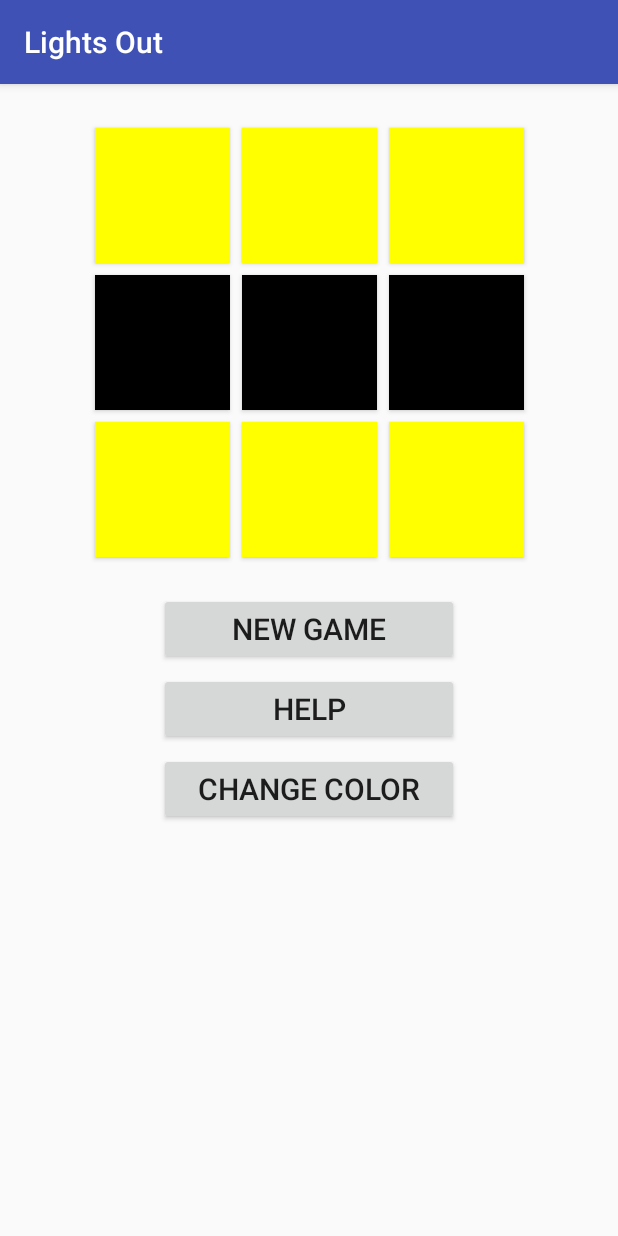
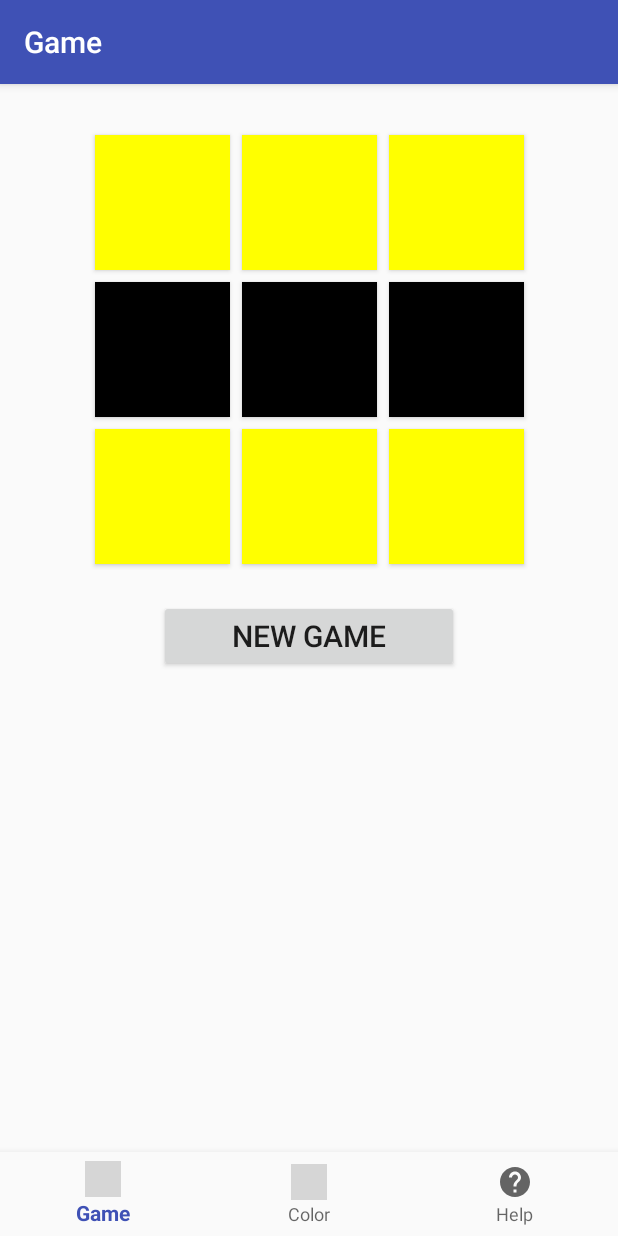
Before and after one commit to toriliford/LightsOutApp, an Android app: the screen it shows after launch (MainActivity), on a phone screen of 412 x 824 dp. Run offline under Robolectric (Android 15) with nearby library versions, the phone set to English and light mode, and no system bars; our stand-ins replace navigation-ui; grey boxes are pictures that could not be loaded.

Commit message:
In-Class Commit- nav bar added

```diff
--- a/app/build.gradle
+++ b/app/build.gradle
@@ -33,6 +33,8 @@ dependencies {
     implementation 'androidx.appcompat:appcompat:1.6.1'
     implementation 'com.google.android.material:material:1.8.0'
     implementation 'androidx.constraintlayout:constraintlayout:2.1.4'
+    implementation 'androidx.navigation:navigation-fragment:2.3.5' //added from book example
+    implementation 'androidx.navigation:navigation-ui:2.3.5'        //added from book example
     testImplementation 'junit:junit:4.13.2'
     androidTestImplementation 'androidx.test.ext:junit:1.1.5'
     androidTestImplementation 'androidx.test.espresso:espresso-core:3.5.1'
--- a/app/src/main/AndroidManifest.xml
+++ b/app/src/main/AndroidManifest.xml
@@ -11,6 +11,9 @@
         android:supportsRtl="true"
         android:theme="@style/Theme.LightsOut"
         tools:targetApi="31">
+        <activity
+            android:name=".GameFragment"
+            android:exported="false" />
         <activity
             android:name=".ColorActivity"
             android:exported="false" />
--- /dev/null
+++ b/app/src/main/java/com/example/lightsoutapp/GameFragment.java
@@ -0,0 +1,105 @@
+package com.example.lightsoutapp;
+
+import android.content.Context;
+import android.content.SharedPreferences;
+import android.os.Bundle;
+import android.view.LayoutInflater;
+import android.view.View;
+import android.view.ViewGroup;
+import android.widget.Button;
+import android.widget.GridLayout;
+import android.widget.RadioButton;
+import android.widget.RadioGroup;
+import android.widget.Toast;
+
+import androidx.annotation.NonNull;
+import androidx.core.content.ContextCompat;
+import androidx.fragment.app.Fragment;
+
+public class GameFragment extends Fragment {
+
+    private final String GAME_STATE = "gameState";
+    private LightsOutGame mGame;
+    private GridLayout mLightGrid;
+    private int mLightOnColor;
+    private int mLightOffColor;
+
+    public View onCreateView(@NonNull LayoutInflater inflater,
+                             ViewGroup container, Bundle savedInstanceState) {
+        View parentView = inflater.inflate(R.layout.activity_game_fragment, container, false);
+
+        // Add the same click handler to all grid buttons
+        mLightGrid = parentView.findViewById(R.id.light_grid);
+        for (int i = 0; i < mLightGrid.getChildCount(); i++) {
+            Button gridButton = (Button) mLightGrid.getChildAt(i);
+            gridButton.setOnClickListener(this::onLightButtonClick);
+        }
+
+        Button newGameBtn = parentView.findViewById(R.id.new_game_button);
+        newGameBtn.setOnClickListener(v -> startGame());
+
+        // Load preferred "on" button color
+        SharedPreferences sharedPref = this.requireActivity().getPreferences(Context.MODE_PRIVATE);
+        int onColorId = sharedPref.getInt("color", R.color.yellow);
+
+        mLightOnColor = ContextCompat.getColor(this.requireActivity(), onColorId);
+        mLightOffColor = ContextCompat.getColor(this.requireActivity(), R.color.black);
+
+        mGame = new LightsOutGame();
+
+        if (savedInstanceState == null) {
+            startGame();
+        }
+        else {
+            String gameState = savedInstanceState.getString(GAME_STATE);
+            mGame.setState(gameState);
+            setButtonColors();
+        }
+
+        return parentView;
+    }
+
+    @Override
+    public void onSaveInstanceState(@NonNull Bundle outState) {
+        super.onSaveInstanceState(outState);
+        outState.putString(GAME_STATE, mGame.getState());
+    }
+
+    private void startGame() {
+        mGame.newGame();
+        setButtonColors();
+    }
+
+    private void onLightButtonClick(View view) {
+
+        // Find the button's row and col
+        int buttonIndex = mLightGrid.indexOfChild(view);
+        int row = buttonIndex / LightsOutGame.GRID_SIZE;
+        int col = buttonIndex % LightsOutGame.GRID_SIZE;
+
+        mGame.selectLight(row, col);
+        setButtonColors();
+
+        // Congratulate the user if the game is over
+        if (mGame.isGameOver()) {
+            Toast.makeText(this.requireActivity(), R.string.congrats, Toast.LENGTH_SHORT).show();
+        }
+    }
+
+    private void setButtonColors() {
+
+        for (int buttonIndex = 0; buttonIndex < mLightGrid.getChildCount(); buttonIndex++) {
+            Button gridButton = (Button) mLightGrid.getChildAt(buttonIndex);
+
+            // Find the button's row and col
+            int row = buttonIndex / LightsOutGame.GRID_SIZE;
+            int col = buttonIndex % LightsOutGame.GRID_SIZE;
+
+            if (mGame.isLightOn(row, col)) {
+                gridButton.setBackgroundColor(mLightOnColor);
+            } else {
+                gridButton.setBackgroundColor(mLightOffColor);
+            }
+        }
+    }
+}
--- a/app/src/main/java/com/example/lightsoutapp/LightsOutGame.java
+++ b/app/src/main/java/com/example/lightsoutapp/LightsOutGame.java
@@ -76,5 +76,4 @@ public class LightsOutGame {
             }
         }
     }
-
 }
--- a/app/src/main/java/com/example/lightsoutapp/MainActivity.java
+++ b/app/src/main/java/com/example/lightsoutapp/MainActivity.java
@@ -7,6 +7,10 @@ import androidx.activity.result.contract.ActivityResultContracts;
 import androidx.annotation.NonNull;
 import androidx.appcompat.app.AppCompatActivity;
 import androidx.core.content.ContextCompat;
+import androidx.navigation.NavController;
+import androidx.navigation.fragment.NavHostFragment;
+import androidx.navigation.ui.AppBarConfiguration;
+import androidx.navigation.ui.NavigationUI;
 
 import android.app.Activity;
 import android.content.Intent;
@@ -16,118 +20,132 @@ import android.widget.Button;
 import android.widget.GridLayout;
 import android.widget.Toast;
 
+import com.google.android.material.bottomnavigation.BottomNavigationView;
+
 public class MainActivity extends AppCompatActivity {
-
-    private LightsOutGame mGame;
-    private GridLayout mLightGrid;
-    private int mLightOnColor;
-    private int mLightOffColor;
-
-    private int mLightOnColorId;
-
-    private final String GAME_STATE = "gameState";
-
     @Override
     protected void onCreate(Bundle savedInstanceState) {
         super.onCreate(savedInstanceState);
         setContentView(R.layout.activity_main);
 
-        mLightOnColorId = R.color.yellow;
-        mLightGrid = findViewById(R.id.light_grid);
+        BottomNavigationView navView = findViewById(R.id.nav_view);
+        NavHostFragment navHostFragment = (NavHostFragment) getSupportFragmentManager()
+                .findFragmentById(R.id.nav_host_fragment);
 
-        // Add the same click handler to all grid buttons
-        for (int buttonIndex = 0; buttonIndex < mLightGrid.getChildCount(); buttonIndex++) {
-            Button gridButton = (Button) mLightGrid.getChildAt(buttonIndex);
-            gridButton.setOnClickListener(this::onLightButtonClick);
-        }
+        if (navHostFragment != null) {
+            NavController navController = navHostFragment.getNavController();
 
-        mLightOnColor = ContextCompat.getColor(this, R.color.yellow);
-        mLightOffColor = ContextCompat.getColor(this, R.color.black);
+            AppBarConfiguration appBarConfig = new AppBarConfiguration.Builder(
+                    R.id.navigation_game, R.id.navigation_color, R.id.navigation_help)
+                    .build();
 
-        mGame = new LightsOutGame();
-
-        if(savedInstanceState == null) {
-            startGame();
-        }
-        else{
-            String gameState = savedInstanceState.getString(GAME_STATE);
-            mGame.setState(gameState);
-            setButtonColors();
+            NavigationUI.setupActionBarWithNavController(this, navController, appBarConfig);
+            NavigationUI.setupWithNavController(navView, navController);
         }
     }
 
-    @Override
-    protected void onSaveInstanceState(@NonNull Bundle outState){
-        super.onSaveInstanceState(outState);
-        outState.putString(GAME_STATE, mGame.getState());
-    }
-    private void startGame() {
-        mGame.newGame();
-        setButtonColors();
-    }
 
-    private void onLightButtonClick(View view) {
-
-        // Find the button's row and col
-        int buttonIndex = mLightGrid.indexOfChild(view);
-        int row = buttonIndex / LightsOutGame.GRID_SIZE;
-        int col = buttonIndex % LightsOutGame.GRID_SIZE;
-
-        mGame.selectLight(row, col);
-        setButtonColors();
-
-        // Congratulate the user if the game is over
-        if (mGame.isGameOver()) {
-            Toast.makeText(this, R.string.congrats, Toast.LENGTH_SHORT).show();
-        }
-    }
-
-    private void setButtonColors() {
-
-        for (int buttonIndex = 0; buttonIndex < mLightGrid.getChildCount(); buttonIndex++) {
-            Button gridButton = (Button) mLightGrid.getChildAt(buttonIndex);
-
-            // Find the button's row and col
-            int row = buttonIndex / LightsOutGame.GRID_SIZE;
-            int col = buttonIndex % LightsOutGame.GRID_SIZE;
-
-            if (mGame.isLightOn(row, col)) {
-                gridButton.setBackgroundColor(mLightOnColor);
-            } else {
-                gridButton.setBackgroundColor(mLightOffColor);
-            }
-        }
-    }
-
-    public void onNewGameClick(View view) {
-        startGame();
-    }
-
-    public void onHelpClick(View view) {
-        Intent intent = new Intent(this, HelpActivity.class);
-        startActivity(intent);
-    }
-
-    public void onChangeColorClick(View view) {
-        //send current color id to colorActivity
-        Intent intent = new Intent(this, ColorActivity.class);
-        intent.putExtra(ColorActivity.EXTRA_COLOR, mLightOnColorId);
-        mColorResultLauncher.launch(intent);
-    }
-
-    ActivityResultLauncher<Intent> mColorResultLauncher = registerForActivityResult(
-            new ActivityResultContracts.StartActivityForResult(),
-            new ActivityResultCallback<ActivityResult>() {
-                @Override
-                public void onActivityResult(ActivityResult result) {
-                    if (result.getResultCode() == Activity.RESULT_OK) {
-                        Intent data = result.getData();
-                        if (data != null) {
-                            mLightOnColorId = data.getIntExtra(ColorActivity.EXTRA_COLOR, R.color.yellow);
-                            mLightOnColor = ContextCompat.getColor(MainActivity.this, mLightOnColorId);
-                            setButtonColors();
-                        }
-                    }
-                }
-            });
+//    @Override
+//    protected void onCreate(Bundle savedInstanceState) {
+//        super.onCreate(savedInstanceState);
+//        setContentView(R.layout.activity_main);
+//
+//        mLightOnColorId = R.color.yellow;
+//        mLightGrid = findViewById(R.id.light_grid);
+//
+//        // Add the same click handler to all grid buttons
+//        for (int buttonIndex = 0; buttonIndex < mLightGrid.getChildCount(); buttonIndex++) {
+//            Button gridButton = (Button) mLightGrid.getChildAt(buttonIndex);
+//            gridButton.setOnClickListener(this::onLightButtonClick);
+//        }
+//
+//        mLightOnColor = ContextCompat.getColor(this, R.color.yellow);
+//        mLightOffColor = ContextCompat.getColor(this, R.color.black);
+//
+//        mGame = new LightsOutGame();
+//
+//        if(savedInstanceState == null) {
+//            startGame();
+//        }
+//        else{
+//            String gameState = savedInstanceState.getString(GAME_STATE);
+//            mGame.setState(gameState);
+//            setButtonColors();
+//        }
+//    }
+//
+//    @Override
+//    protected void onSaveInstanceState(@NonNull Bundle outState){
+//        super.onSaveInstanceState(outState);
+//        outState.putString(GAME_STATE, mGame.getState());
+//    }
+//    private void startGame() {
+//        mGame.newGame();
+//        setButtonColors();
+//    }
+//
+//    private void onLightButtonClick(View view) {
+//
+//        // Find the button's row and col
+//        int buttonIndex = mLightGrid.indexOfChild(view);
+//        int row = buttonIndex / LightsOutGame.GRID_SIZE;
+//        int col = buttonIndex % LightsOutGame.GRID_SIZE;
+//
+//        mGame.selectLight(row, col);
+//        setButtonColors();
+//
+//        // Congratulate the user if the game is over
+//        if (mGame.isGameOver()) {
+//            Toast.makeText(this, R.string.congrats, Toast.LENGTH_SHORT).show();
+//        }
+//    }
+//
+//    private void setButtonColors() {
+//
+//        for (int buttonIndex = 0; buttonIndex < mLightGrid.getChildCount(); buttonIndex++) {
+//            Button gridButton = (Button) mLightGrid.getChildAt(buttonIndex);
+//
+//            // Find the button's row and col
+//            int row = buttonIndex / LightsOutGame.GRID_SIZE;
+//            int col = buttonIndex % LightsOutGame.GRID_SIZE;
+//
+//            if (mGame.isLightOn(row, col)) {
+//                gridButton.setBackgroundColor(mLightOnColor);
+//            } else {
+//                gridButton.setBackgroundColor(mLightOffColor);
+//            }
+//        }
+//    }
+//
+//    public void onNewGameClick(View view) {
+//        startGame();
+//    }
+//
+//    public void onHelpClick(View view) {
+//        Intent intent = new Intent(this, HelpActivity.class);
+//        startActivity(intent);
+//    }
+//
+//    public void onChangeColorClick(View view) {
+//        //send current color id to colorActivity
+//        Intent intent = new Intent(this, ColorActivity.class);
+//        intent.putExtra(ColorActivity.EXTRA_COLOR, mLightOnColorId);
+//        mColorResultLauncher.launch(intent);
+//    }
+//
+//    ActivityResultLauncher<Intent> mColorResultLauncher = registerForActivityResult(
+//            new ActivityResultContracts.StartActivityForResult(),
+//            new ActivityResultCallback<ActivityResult>() {
+//                @Override
+//                public void onActivityResult(ActivityResult result) {
+//                    if (result.getResultCode() == Activity.RESULT_OK) {
+//                        Intent data = result.getData();
+//                        if (data != null) {
+//                            mLightOnColorId = data.getIntExtra(ColorActivity.EXTRA_COLOR, R.color.yellow);
+//                            mLightOnColor = ContextCompat.getColor(MainActivity.this, mLightOnColorId);
+//                            setButtonColors();
+//                        }
+//                    }
+//                }
+//            });
 }
--- /dev/null
+++ b/app/src/main/res/drawable/help_icon.xml
@@ -0,0 +1,5 @@
+<vector android:autoMirrored="true" android:height="24dp"
+    android:tint="#000000" android:viewportHeight="24"
+    android:viewportWidth="24" android:width="24dp" xmlns:android="http://schemas.android.com/apk/res/android">
+    <path android:fillColor="@android:color/white" android:pathData="M12,2C6.48,2 2,6.48 2,12s4.48,10 10,10 10,-4.48 10,-10S17.52,2 12,2zM13,19h-2v-2h2v2zM15.07,11.25l-0.9,0.92C13.45,12.9 13,13.5 13,15h-2v-0.5c0,-1.1 0.45,-2.1 1.17,-2.83l1.24,-1.26c0.37,-0.36 0.59,-0.86 0.59,-1.41 0,-1.1 -0.9,-2 -2,-2s-2,0.9 -2,2L8,9c0,-2.21 1.79,-4 4,-4s4,1.79 4,4c0,0.88 -0.36,1.68 -0.93,2.25z"/>
+</vector>
--- /dev/null
+++ b/app/src/main/res/layout/activity_game_fragment.xml
@@ -0,0 +1,42 @@
+<?xml version="1.0" encoding="utf-8"?>
+<androidx.constraintlayout.widget.ConstraintLayout
+    xmlns:android="http://schemas.android.com/apk/res/android"
+    xmlns:app="http://schemas.android.com/apk/res-auto"
+    xmlns:tools="http://schemas.android.com/tools"
+    android:layout_width="match_parent"
+    android:layout_height="match_parent"
+    tools:context="com.example.lightsoutapp.MainActivity">
+
+    <GridLayout
+        android:id="@+id/light_grid"
+        android:layout_width="wrap_content"
+        android:layout_height="wrap_content"
+        android:useDefaultMargins="true"
+        android:layout_marginTop="30dp"
+        android:columnCount="3"
+        android:rowCount="3"
+        app:layout_constraintLeft_toLeftOf="parent"
+        app:layout_constraintRight_toRightOf="parent"
+        app:layout_constraintTop_toTopOf="parent">
+
+        <Button style="@style/LightButton" />
+        <Button style="@style/LightButton" />
+        <Button style="@style/LightButton" />
+        <Button style="@style/LightButton" />
+        <Button style="@style/LightButton" />
+        <Button style="@style/LightButton" />
+        <Button style="@style/LightButton" />
+        <Button style="@style/LightButton" />
+        <Button style="@style/LightButton" />
+    </GridLayout>
+
+    <Button
+        android:id="@+id/new_game_button"
+        style="@style/GameOptionButton"
+        android:layout_marginTop="20dp"
+        android:text="@string/new_game"
+        app:layout_constraintLeft_toLeftOf="parent"
+        app:layout_constraintRight_toRightOf="parent"
+        app:layout_constraintTop_toBottomOf="@id/light_grid" />
+
+</androidx.constraintlayout.widget.ConstraintLayout>
--- a/app/src/main/res/layout/activity_main.xml
+++ b/app/src/main/res/layout/activity_main.xml
@@ -2,61 +2,32 @@
 <androidx.constraintlayout.widget.ConstraintLayout
     xmlns:android="http://schemas.android.com/apk/res/android"
     xmlns:app="http://schemas.android.com/apk/res-auto"
-    xmlns:tools="http://schemas.android.com/tools"
+    android:id="@+id/container"
     android:layout_width="match_parent"
     android:layout_height="match_parent"
-    tools:context=".MainActivity">
+    >
 
-    <GridLayout
-        android:id="@+id/light_grid"
-        android:layout_width="wrap_content"
-        android:layout_height="wrap_content"
-        android:useDefaultMargins="true"
-        android:columnCount="3"
-        android:rowCount="3"
-        android:layout_margin="25dp"
+    <androidx.fragment.app.FragmentContainerView
+        android:id="@+id/nav_host_fragment"
+        android:name="androidx.navigation.fragment.NavHostFragment"
+        android:layout_width="0dp"
+        android:layout_height="0dp"
+        app:layout_constraintBottom_toTopOf="@id/nav_view"
         app:layout_constraintLeft_toLeftOf="parent"
         app:layout_constraintRight_toRightOf="parent"
-        app:layout_constraintTop_toTopOf="parent" >
+        app:layout_constraintTop_toTopOf="parent"
+        app:navGraph="@navigation/nav_graph"/>
 
-        <Button style="@style/LightButton" />
-        <Button style="@style/LightButton" />
-        <Button style="@style/LightButton" />
-        <Button style="@style/LightButton" />
-        <Button style="@style/LightButton" />
-        <Button style="@style/LightButton" />
-        <Button style="@style/LightButton" />
-        <Button style="@style/LightButton" />
-        <Button style="@style/LightButton" />
-    </GridLayout>
-
-    <Button
-        android:id="@+id/new_game_button"
-        style="@style/GameOptionButton"
-        android:layout_marginTop="20dp"
-        android:text="@string/new_game"
-        android:onClick="onNewGameClick"
+    <com.google.android.material.bottomnavigation.BottomNavigationView
+        android:id="@+id/nav_view"
+        android:layout_width="match_parent"
+        android:layout_height="wrap_content"
+        android:layout_marginStart="0dp"
+        android:layout_marginEnd="0dp"
+        android:background="?android:attr/windowBackground"
+        app:layout_constraintBottom_toBottomOf="parent"
         app:layout_constraintLeft_toLeftOf="parent"
         app:layout_constraintRight_toRightOf="parent"
-        app:layout_constraintTop_toBottomOf="@id/light_grid" />
-
-    <Button
-        android:id="@+id/help_button"
-        style="@style/GameOptionButton"
-        android:text="@string/help_button"
-        android:onClick="onHelpClick"
-        app:layout_constraintLeft_toLeftOf="@id/new_game_button"
-        app:layout_constraintRight_toRightOf="@id/new_game_button"
-        app:layout_constraintTop_toBottomOf="@id/new_game_button" />
-
-    <Button
-        android:id="@+id/change_color_button"
-        style="@style/GameOptionButton"
-        android:text="@string/color_button"
-        android:onClick="onChangeColorClick"
-        app:layout_constraintLeft_toLeftOf="@id/new_game_button"
-        app:layout_constraintRight_toRightOf="@id/new_game_button"
-        app:layout_constraintTop_toBottomOf="@id/help_button"
-        />
+        app:menu="@menu/bottom_nav_menu" />
 
 </androidx.constraintlayout.widget.ConstraintLayout>
--- /dev/null
+++ b/app/src/main/res/menu/bottom_nav_menu.xml
@@ -0,0 +1,19 @@
+<?xml version="1.0" encoding="utf-8"?>
+<menu xmlns:android="http://schemas.android.com/apk/res/android">
+
+    <item
+        android:id="@+id/navigation_game"
+        android:icon="@drawable/home_icon"
+        android:title="@string/title_game" />
+
+    <item
+        android:id="@+id/navigation_color"
+        android:icon="@drawable/color_icon"
+        android:title="@string/title_color" />
+
+    <item
+        android:id="@+id/navigation_help"
+        android:icon="@drawable/help_icon"
+        android:title="@string/title_help" />
+
+</menu>
--- /dev/null
+++ b/app/src/main/res/navigation/nav_graph.xml
@@ -0,0 +1,25 @@
+<?xml version="1.0" encoding="utf-8"?>
+<navigation xmlns:android="http://schemas.android.com/apk/res/android"
+    xmlns:app="http://schemas.android.com/apk/res-auto"
+    xmlns:tools="http://schemas.android.com/tools"
+    android:id="@+id/mobile_navigation"
+    app:startDestination="@+id/navigation_game">
+
+    <fragment
+        android:id="@+id/navigation_game"
+        android:name="com.example.lightsoutapp.GameFragment"
+        android:label="@string/title_game"
+        tools:layout="@layout/activity_game_fragment" />
+
+    <fragment
+        android:id="@+id/navigation_color"
+        android:name="com.example.lightsoutapp.ColorActivity"
+        android:label="@string/title_color"
+        tools:layout="@layout/activity_color" />
+
+    <fragment
+        android:id="@+id/navigation_help"
+        android:name="com.example.lightsoutapp.HelpActivity"
+        android:label="@string/title_help"
+        tools:layout="@layout/activity_help" />
+</navigation>
--- a/app/src/main/res/values/colors.xml
+++ b/app/src/main/res/values/colors.xml
@@ -4,7 +4,6 @@
     <color name="blue_700">#303F9F</color>
     <color name="yellow">#FF0</color>
     <color name="black">#000</color>
-
     <color name="red">#F00</color>
     <color name="orange">#F80</color>
     <color name="green">#0A0</color>
--- a/app/src/main/res/values/strings.xml
+++ b/app/src/main/res/values/strings.xml
@@ -1,10 +1,11 @@
 <resources>
     <string name="app_name">Lights Out</string>
-    <string name="new_game">New Game</string>
+    <string name="title_game">Game</string>
+    <string name="title_color">Color</string>
+    <string name="title_help">Help</string>
     <string name="congrats">Congratulations!</string>
     <string name="help_instructions">Turn off all the lights to win!</string>
-    <string name="lightbulb">Light bulb</string>
-    <string name="help_button">Help</string>
-    <string name="color_button">Change Color</string>
+    <string name="light_bulb">Light bulb</string>
     <string name="choose_color">Choose a color:</string>
+    <string name="new_game">New Game</string>
 </resources>
```
Also changed, not shown: app/src/main/java/com/example/lightsoutapp/ColorActivity.java (+38 -25 lines), app/src/main/java/com/example/lightsoutapp/HelpActivity.java (+10 -7 lines), app/src/main/res/layout/activity_color.xml (+5 -4 lines), app/src/main/res/layout/activity_help.xml (+7 -7 lines).
